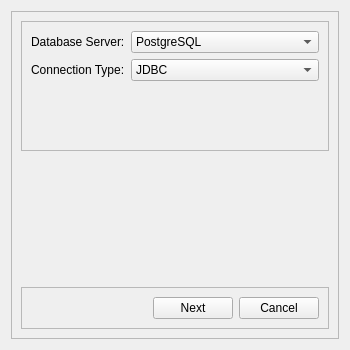
npeersab/Universal-Data-Comparator, file connection1.ui: the form before one commit.
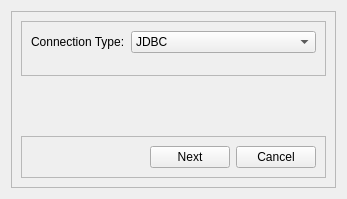
The form after the commit.

Commit message: do not select database

The edit to the form file:
```diff
--- a/connection1.ui
+++ b/connection1.ui
@@ -9,8 +9,8 @@
             <rect>
                 <x>0</x>
                 <y>0</y>
-                <width>350</width>
-                <height>350</height>
+    <width>347</width>
+    <height>199</height>
             </rect>
         </property>
         <property name="sizePolicy">
@@ -48,44 +48,13 @@
                                 </property>
                                 <layout class="QFormLayout" name="formLayout">
                                     <item row="0" column="0">
-                                        <widget class="QLabel" name="label">
-                                            <property name="text">
-                                                <string>Database Server:</string>
-                                            </property>
-                                        </widget>
-                                    </item>
-                                    <item row="0" column="1">
-                                        <widget class="QComboBox" name="comboBox">
-                                            <item>
-                                                <property name="text">
-                                                    <string>PostgreSQL</string>
-                                                </property>
-                                            </item>
-                                            <item>
-                                                <property name="text">
-                                                    <string>SQL Server</string>
-                                                </property>
-                                            </item>
-                                            <item>
-                                                <property name="text">
-                                                    <string>DB2</string>
-                                                </property>
-                                            </item>
-                                            <item>
-                                                <property name="text">
-                                                    <string>MySQL</string>
-                                                </property>
-                                            </item>
-                                        </widget>
-                                    </item>
-                                    <item row="1" column="0">
                                         <widget class="QLabel" name="label_2">
                                             <property name="text">
                                                 <string>Connection Type:</string>
                                             </property>
                                         </widget>
                                     </item>
-                                    <item row="1" column="1">
+         <item row="0" column="1">
                                         <widget class="QComboBox" name="comboBox_2">
                                             <item>
                                                 <property name="text">
```
Lines whose indentation alone changed are shown as unchanged.
